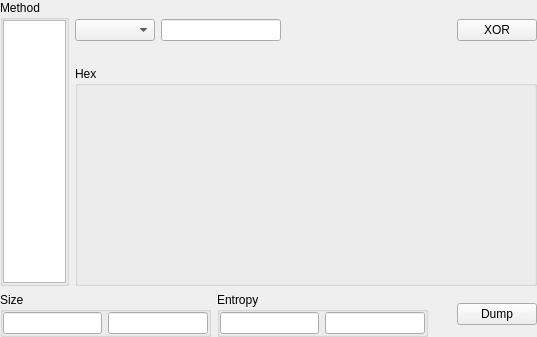
Qt form xdataconvertorwidget.ui (horsicq/XDataConvertorWidget) before a commit.
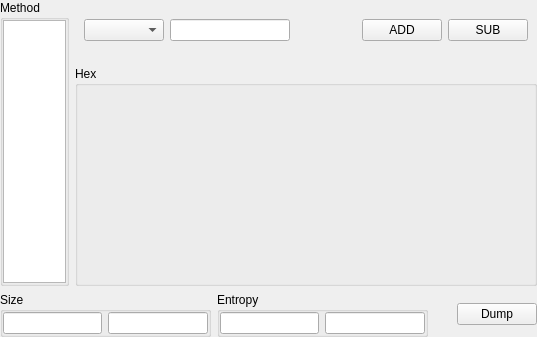
The same form after that commit. The open tabs and pages were chosen to show the change. Custom widgets are drawn as their Qt base class.

What changed in the file:
```diff
--- a/xdataconvertorwidget.ui
+++ b/xdataconvertorwidget.ui
@@ -140,7 +140,58 @@
            <item>
             <widget class="QPushButton" name="pushButtonXOR">
              <property name="text">
-              <string>XOR</string>
+              <string notr="true">XOR</string>
+             </property>
+            </widget>
+           </item>
+          </layout>
+         </widget>
+         <widget class="QWidget" name="pageADDSUB">
+          <layout class="QHBoxLayout" name="horizontalLayout_6">
+           <item>
+            <widget class="QComboBox" name="comboBoxADDSUBmethod">
+             <property name="minimumSize">
+              <size>
+               <width>80</width>
+               <height>0</height>
+              </size>
+             </property>
+            </widget>
+           </item>
+           <item>
+            <widget class="XLineEditHEX" name="lineEditADDSUBValue">
+             <property name="minimumSize">
+              <size>
+               <width>120</width>
+               <height>0</height>
+              </size>
+             </property>
+            </widget>
+           </item>
+           <item>
+            <spacer name="horizontalSpacer_3">
+             <property name="orientation">
+              <enum>Qt::Horizontal</enum>
+             </property>
+             <property name="sizeHint" stdset="0">
+              <size>
+               <width>71</width>
+               <height>20</height>
+              </size>
+             </property>
+            </spacer>
+           </item>
+           <item>
+            <widget class="QPushButton" name="pushButtonADD">
+             <property name="text">
+              <string notr="true">ADD</string>
+             </property>
+            </widget>
+           </item>
+           <item>
+            <widget class="QPushButton" name="pushButtonSUB">
+             <property name="text">
+              <string notr="true">SUB</string>
              </property>
             </widget>
            </item>
```
Left out of the diff: 8 changed lines with no effect on the pictures.
